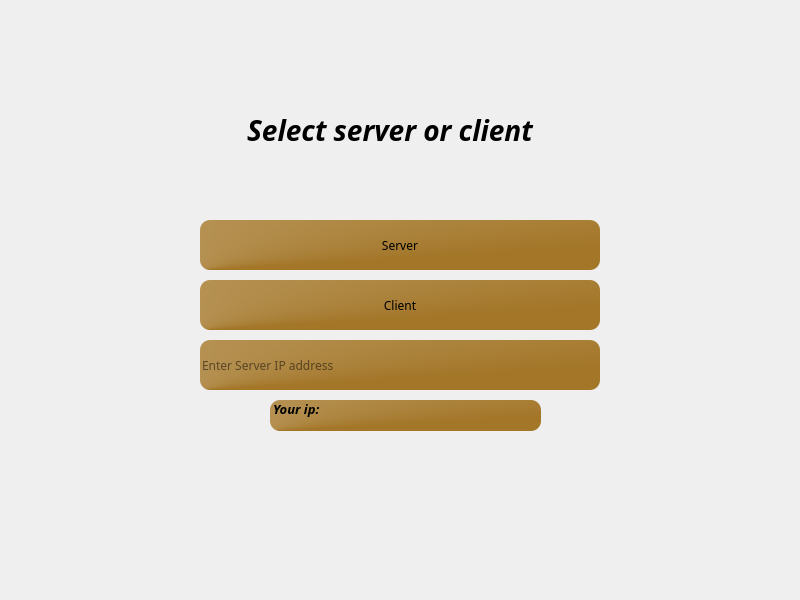
This is serverorclient.ui in A-hmy/SkullKing_Endless-Loop_8 as Qt 5 draws it before an edit. The edited form follows.
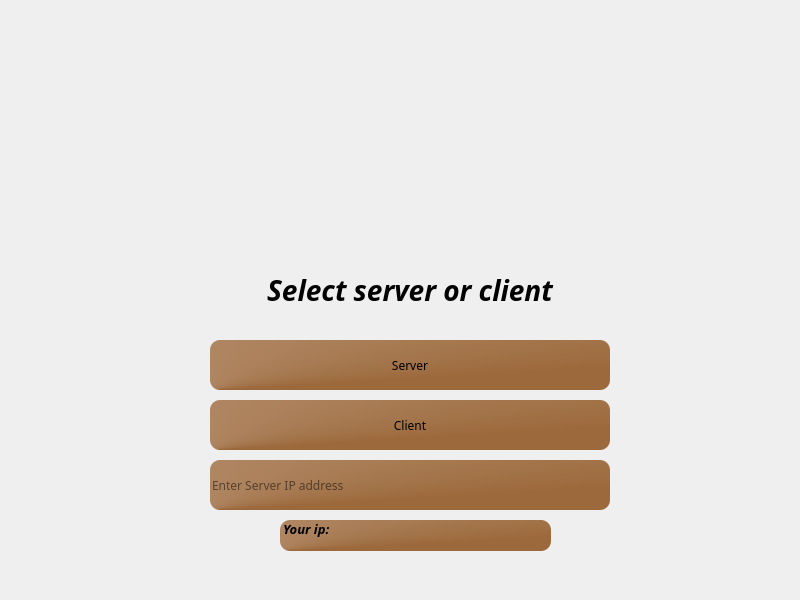
This is the edited form. Icons and pictures are not drawn.

Diff of the .ui file:
```diff
--- a/serverorclient.ui
+++ b/serverorclient.ui
@@ -17,8 +17,8 @@
    <widget class="QLabel" name="label">
     <property name="geometry">
      <rect>
-      <x>190</x>
-      <y>30</y>
+      <x>210</x>
+      <y>190</y>
       <width>400</width>
       <height>200</height>
      </rect>
@@ -59,8 +59,8 @@
    <widget class="QPushButton" name="server">
     <property name="geometry">
      <rect>
-      <x>200</x>
-      <y>220</y>
+      <x>210</x>
+      <y>340</y>
       <width>400</width>
       <height>50</height>
      </rect>
@@ -83,9 +83,9 @@
      </font>
     </property>
     <property name="styleSheet">
-     <string notr="true">
+     <string notr="true">background-color: qconicalgradient(cx:0, cy:1, angle:0, stop:0.0673077 rgba(156, 105, 60, 255), stop:1 rgba(255, 255, 255, 255));
 border-radius:10px;
-background-color: qconicalgradient(cx:0, cy:1, angle:0, stop:0.0673077 rgba(163, 118, 40, 255), stop:1 rgba(255, 255, 255, 255));</string>
+</string>
     </property>
     <property name="text">
      <string>Server</string>
@@ -94,8 +94,8 @@
    <widget class="QPushButton" name="client">
     <property name="geometry">
      <rect>
-      <x>200</x>
-      <y>280</y>
+      <x>210</x>
+      <y>400</y>
       <width>400</width>
       <height>50</height>
      </rect>
@@ -118,9 +118,9 @@
      </font>
     </property>
     <property name="styleSheet">
-     <string notr="true">
+     <string notr="true">background-color: qconicalgradient(cx:0, cy:1, angle:0, stop:0.0673077 rgba(156, 105, 60, 255), stop:1 rgba(255, 255, 255, 255));
 border-radius:10px;
-background-color: qconicalgradient(cx:0, cy:1, angle:0, stop:0.0673077 rgba(163, 118, 40, 255), stop:1 rgba(255, 255, 255, 255));</string>
+</string>
     </property>
     <property name="text">
      <string>Client</string>
@@ -129,8 +129,8 @@
    <widget class="QLineEdit" name="IpServer">
     <property name="geometry">
      <rect>
-      <x>200</x>
-      <y>340</y>
+      <x>210</x>
+      <y>460</y>
       <width>400</width>
       <height>50</height>
      </rect>
@@ -149,13 +149,13 @@
     </property>
     <property name="font">
      <font>
-      <family>Segoe Print</family>
+      <family>Segoe Script</family>
      </font>
     </property>
     <property name="styleSheet">
-     <string notr="true">
+     <string notr="true">background-color: qconicalgradient(cx:0, cy:1, angle:0, stop:0.0673077 rgba(156, 105, 60, 255), stop:1 rgba(255, 255, 255, 255));
 border-radius:10px;
-background-color: qconicalgradient(cx:0, cy:1, angle:0, stop:0.0673077 rgba(163, 118, 40, 255), stop:1 rgba(255, 255, 255, 255));</string>
+</string>
     </property>
     <property name="placeholderText">
      <string>Enter Server IP address</string>
@@ -164,16 +164,16 @@
    <widget class="QListWidget" name="ShowIp">
     <property name="geometry">
      <rect>
-      <x>270</x>
-      <y>400</y>
+      <x>280</x>
+      <y>520</y>
       <width>271</width>
       <height>31</height>
      </rect>
     </property>
     <property name="styleSheet">
-     <string notr="true">
+     <string notr="true">background-color: qconicalgradient(cx:0, cy:1, angle:0, stop:0.0673077 rgba(156, 105, 60, 255), stop:1 rgba(255, 255, 255, 255));
 border-radius:10px;
-background-color: qconicalgradient(cx:0, cy:1, angle:0, stop:0.0673077 rgba(163, 118, 40, 255), stop:1 rgba(255, 255, 255, 255));</string>
+</string>
     </property>
     <item>
      <property name="text">
```
Left out of the diff: 2 changed lines with no effect on the pictures.
